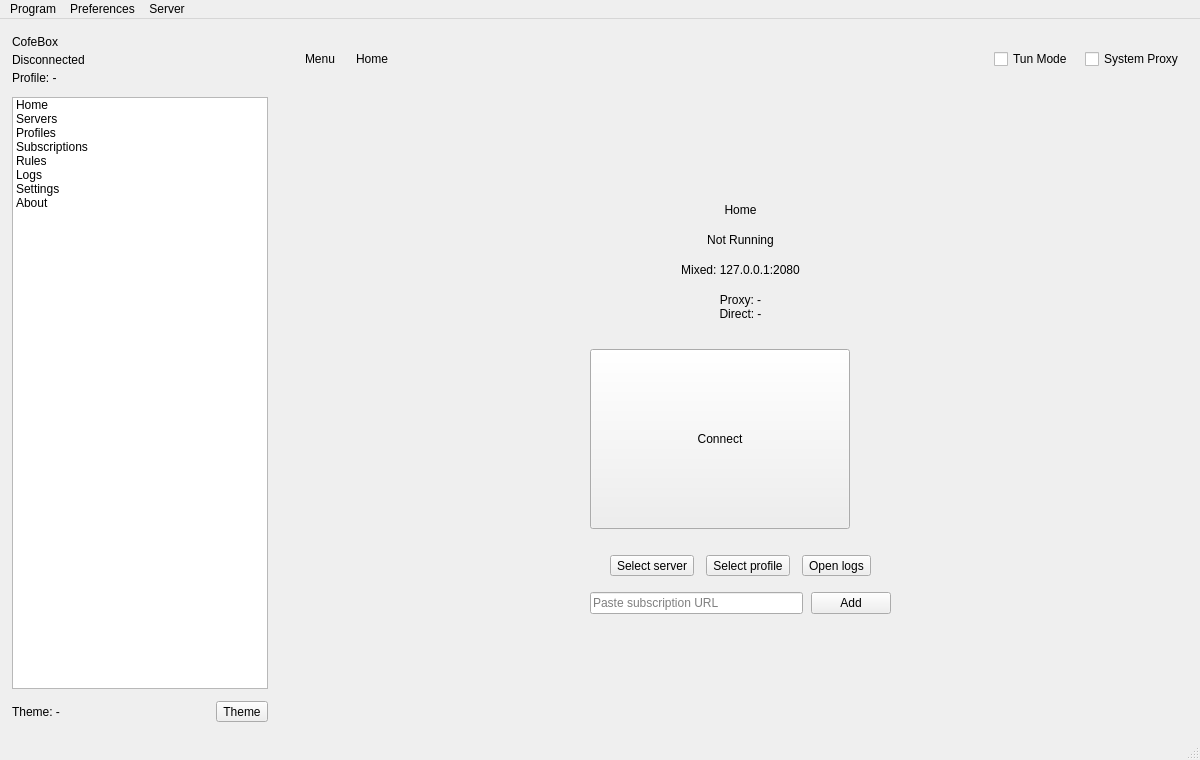
cofedish/cofe-nekobox, file ui/mainwindow.ui: the form before one commit.
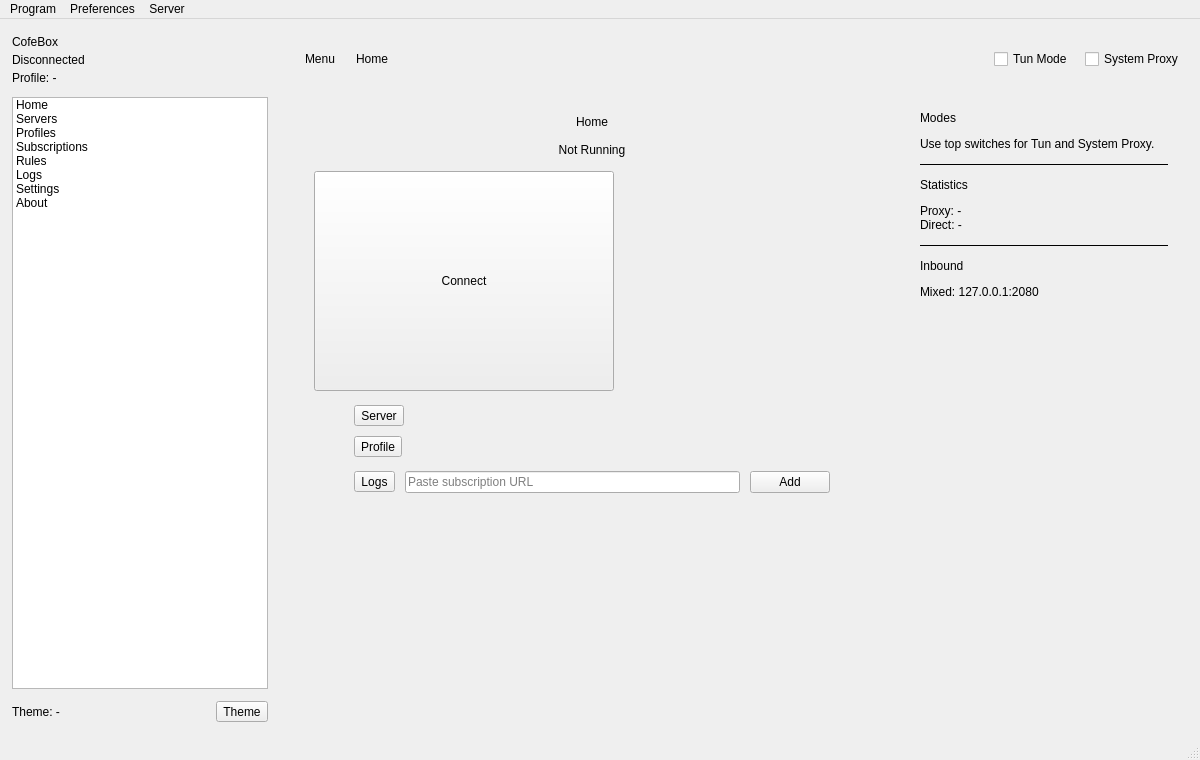
The form after the commit. Custom widgets are drawn as their Qt base class.

Commit message: feat(ui): redesign main window across all built-in themes

Diff of the .ui file:
```diff
--- a/ui/mainwindow.ui
+++ b/ui/mainwindow.ui
@@ -378,7 +378,7 @@
           <number>0</number>
          </property>
          <widget class="QWidget" name="page_home">
-          <layout class="QVBoxLayout" name="homeLayout">
+          <layout class="QHBoxLayout" name="homeRootLayout" stretch="7,3">
            <property name="spacing">
             <number>16</number>
            </property>
@@ -395,72 +395,25 @@
             <number>0</number>
            </property>
            <item>
-            <spacer name="home_top_spacer">
-             <property name="orientation">
-              <enum>Qt::Vertical</enum>
-             </property>
-             <property name="sizeHint" stdset="0">
-              <size>
-               <width>20</width>
-               <height>80</height>
-              </size>
-             </property>
-            </spacer>
-           </item>
-           <item>
-            <widget class="QWidget" name="home_center_row" native="true">
-             <layout class="QHBoxLayout" name="homeCenterRowLayout">
-              <property name="leftMargin">
-               <number>0</number>
-              </property>
-              <property name="topMargin">
-               <number>0</number>
-              </property>
-              <property name="rightMargin">
-               <number>0</number>
-              </property>
-              <property name="bottomMargin">
-               <number>0</number>
-              </property>
-              <property name="spacing">
-               <number>0</number>
-              </property>
-              <item>
-               <spacer name="home_center_left_spacer">
-                <property name="orientation">
-                 <enum>Qt::Horizontal</enum>
-                </property>
-                <property name="sizeHint" stdset="0">
-                 <size>
-                  <width>40</width>
-                  <height>20</height>
-                 </size>
-                </property>
-               </spacer>
-              </item>
-              <item>
-                <widget class="QWidget" name="home_center" native="true">
-                 <property name="sizePolicy">
-                  <sizepolicy hsizetype="Expanding" vsizetype="Preferred">
-                   <horstretch>0</horstretch>
-                   <verstretch>0</verstretch>
-                  </sizepolicy>
+            <widget class="QFrame" name="home_center_panel">
+             <property name="frameShape">
+              <enum>QFrame::NoFrame</enum>
                  </property>
                   <layout class="QVBoxLayout" name="homeCenterLayout">
                  <property name="spacing">
-                  <number>16</number>
+               <number>14</number>
                  </property>
                  <property name="leftMargin">
-                  <number>0</number>
+               <number>18</number>
                  </property>
                  <property name="topMargin">
-                  <number>0</number>
+               <number>20</number>
                  </property>
                  <property name="rightMargin">
-                  <number>0</number>
+               <number>18</number>
                  </property>
                  <property name="bottomMargin">
-                  <number>0</number>
+               <number>20</number>
                  </property>
                  <item>
                   <widget class="QLabel" name="home_title">
@@ -482,40 +435,6 @@
                    </property>
                   </widget>
                  </item>
-                 <item>
-                  <widget class="QLabel" name="label_inbound">
-                   <property name="text">
-                    <string>Mixed: 127.0.0.1:2080</string>
-                   </property>
-                   <property name="alignment">
-                    <set>Qt::AlignHCenter|Qt::AlignVCenter</set>
-                   </property>
-                  </widget>
-                 </item>
-                 <item>
-                  <widget class="QLabel" name="label_speed">
-                   <property name="text">
-                    <string>Proxy: -
-Direct: -</string>
-                   </property>
-                   <property name="alignment">
-                    <set>Qt::AlignHCenter|Qt::AlignVCenter</set>
-                   </property>
-                  </widget>
-                 </item>
-                 <item>
-                  <spacer name="home_button_spacer">
-                   <property name="orientation">
-                    <enum>Qt::Vertical</enum>
-                   </property>
-                   <property name="sizeHint" stdset="0">
-                    <size>
-                     <width>20</width>
-                     <height>12</height>
-                    </size>
-                   </property>
-                  </spacer>
-                 </item>
                  <item>
                   <widget class="ConnectButton" name="home_connect_button">
                     <property name="text">
@@ -523,66 +442,40 @@
                     </property>
                     <property name="minimumSize">
                      <size>
-                      <width>180</width>
-                      <height>180</height>
+                  <width>220</width>
+                  <height>220</height>
                      </size>
                     </property>
                     <property name="maximumSize">
                      <size>
-                      <width>260</width>
-                      <height>260</height>
+                  <width>300</width>
+                  <height>300</height>
                      </size>
                     </property>
                    </widget>
                  </item>
                  <item>
-                  <spacer name="home_actions_spacer">
-                   <property name="orientation">
-                    <enum>Qt::Vertical</enum>
-                   </property>
-                   <property name="sizeHint" stdset="0">
-                    <size>
-                     <width>20</width>
-                     <height>10</height>
-                    </size>
-                   </property>
-                  </spacer>
-                 </item>
-                 <item>
-                 <widget class="QWidget" name="home_actions" native="true">
-                  <layout class="QHBoxLayout" name="homeActionsLayout">
+               <widget class="QWidget" name="home_cards" native="true">
+                <layout class="QVBoxLayout" name="homeCardsLayout">
+                 <property name="spacing">
+                  <number>10</number>
+                 </property>
                     <property name="leftMargin">
-                     <number>0</number>
+                  <number>40</number>
                     </property>
                     <property name="topMargin">
                      <number>0</number>
                     </property>
                     <property name="rightMargin">
-                     <number>0</number>
+                  <number>40</number>
                     </property>
                     <property name="bottomMargin">
                      <number>0</number>
                     </property>
-                    <property name="spacing">
-                     <number>12</number>
-                    </property>
-                    <item>
-                     <spacer name="home_actions_left_spacer">
-                      <property name="orientation">
-                       <enum>Qt::Horizontal</enum>
-                      </property>
-                      <property name="sizeHint" stdset="0">
-                       <size>
-                        <width>20</width>
-                        <height>20</height>
-                       </size>
-                      </property>
-                     </spacer>
-                    </item>
                     <item>
                      <widget class="QToolButton" name="home_select_server">
                       <property name="text">
-                       <string>Select server</string>
+                    <string>Server</string>
                       </property>
                       <property name="toolButtonStyle">
                        <enum>Qt::ToolButtonTextBesideIcon</enum>
@@ -592,36 +485,13 @@
                     <item>
                      <widget class="QToolButton" name="home_select_profile">
                       <property name="text">
-                       <string>Select profile</string>
+                    <string>Profile</string>
                       </property>
                       <property name="toolButtonStyle">
                        <enum>Qt::ToolButtonTextBesideIcon</enum>
                       </property>
                      </widget>
                     </item>
-                    <item>
-                     <widget class="QToolButton" name="home_open_logs">
-                      <property name="text">
-                       <string>Open logs</string>
-                      </property>
-                      <property name="toolButtonStyle">
-                       <enum>Qt::ToolButtonTextBesideIcon</enum>
-                      </property>
-                     </widget>
-                    </item>
-                    <item>
-                     <spacer name="home_actions_right_spacer">
-                      <property name="orientation">
-                       <enum>Qt::Horizontal</enum>
-                      </property>
-                      <property name="sizeHint" stdset="0">
-                       <size>
-                        <width>20</width>
-                        <height>20</height>
-                       </size>
-                      </property>
-                     </spacer>
-                    </item>
                   </layout>
                  </widget>
                 </item>
@@ -629,20 +499,30 @@
                  <widget class="QWidget" name="home_add_row" native="true">
                   <layout class="QHBoxLayout" name="homeAddRowLayout">
                    <property name="leftMargin">
-                    <number>0</number>
+                  <number>40</number>
                    </property>
                    <property name="topMargin">
                     <number>0</number>
                    </property>
                    <property name="rightMargin">
-                    <number>0</number>
+                  <number>40</number>
                    </property>
                    <property name="bottomMargin">
                     <number>0</number>
                    </property>
                    <property name="spacing">
-                    <number>8</number>
-                   </property>
+                  <number>10</number>
+                 </property>
+                 <item>
+                  <widget class="QToolButton" name="home_open_logs">
+                   <property name="text">
+                    <string>Logs</string>
+                   </property>
+                   <property name="toolButtonStyle">
+                    <enum>Qt::ToolButtonTextBesideIcon</enum>
+                   </property>
+                  </widget>
+                 </item>
                    <item>
                     <widget class="QLineEdit" name="home_sub_url">
                      <property name="placeholderText">
@@ -663,17 +543,14 @@
                   </layout>
                  </widget>
                 </item>
-                </layout>
-               </widget>
-              </item>
               <item>
-               <spacer name="home_center_right_spacer">
+               <spacer name="home_center_spacer_bottom">
                 <property name="orientation">
-                 <enum>Qt::Horizontal</enum>
+                 <enum>Qt::Vertical</enum>
                 </property>
                 <property name="sizeHint" stdset="0">
                  <size>
-                  <width>40</width>
+                  <width>20</width>
                   <height>20</height>
                  </size>
                 </property>
@@ -683,17 +560,125 @@
             </widget>
            </item>
            <item>
-            <spacer name="home_bottom_spacer">
+            <widget class="QFrame" name="home_side_panel">
+             <property name="minimumSize">
+              <size>
+               <width>280</width>
+               <height>0</height>
+              </size>
+             </property>
+             <property name="maximumSize">
+              <size>
+               <width>360</width>
+               <height>16777215</height>
+              </size>
+             </property>
+             <property name="frameShape">
+              <enum>QFrame::NoFrame</enum>
+             </property>
+             <layout class="QVBoxLayout" name="homeSideLayout">
+              <property name="spacing">
+               <number>12</number>
+              </property>
+              <property name="leftMargin">
+               <number>16</number>
+              </property>
+              <property name="topMargin">
+               <number>16</number>
+              </property>
+              <property name="rightMargin">
+               <number>16</number>
+              </property>
+              <property name="bottomMargin">
+               <number>16</number>
+              </property>
+              <item>
+               <widget class="QLabel" name="home_modes_title">
+                <property name="text">
+                 <string>Modes</string>
+                </property>
+               </widget>
+              </item>
+              <item>
+               <widget class="QLabel" name="home_modes_text">
+                <property name="text">
+                 <string>Use top switches for Tun and System Proxy.</string>
+                </property>
+                <property name="wordWrap">
+                 <bool>true</bool>
+                </property>
+               </widget>
+              </item>
+              <item>
+               <widget class="QFrame" name="home_side_sep_1">
+                <property name="frameShape">
+                 <enum>QFrame::HLine</enum>
+                </property>
+                <property name="frameShadow">
+                 <enum>QFrame::Plain</enum>
+                </property>
+               </widget>
+              </item>
+              <item>
+               <widget class="QLabel" name="home_stats_title">
+                <property name="text">
+                 <string>Statistics</string>
+                </property>
+               </widget>
+              </item>
+              <item>
+               <widget class="QLabel" name="label_speed">
+                <property name="text">
+                 <string>Proxy: -
+Direct: -</string>
+                </property>
+                <property name="alignment">
+                 <set>Qt::AlignLeading|Qt::AlignLeft|Qt::AlignTop</set>
+                </property>
+               </widget>
+              </item>
+              <item>
+               <widget class="QFrame" name="home_side_sep_2">
+                <property name="frameShape">
+                 <enum>QFrame::HLine</enum>
+                </property>
+                <property name="frameShadow">
+                 <enum>QFrame::Plain</enum>
+                </property>
+               </widget>
+              </item>
+              <item>
+               <widget class="QLabel" name="home_inbound_title">
+                <property name="text">
+                 <string>Inbound</string>
+                </property>
+               </widget>
+              </item>
+              <item>
+               <widget class="QLabel" name="label_inbound">
+                <property name="text">
+                 <string>Mixed: 127.0.0.1:2080</string>
+                </property>
+                <property name="wordWrap">
+                 <bool>true</bool>
+                </property>
+               </widget>
+              </item>
+              <item>
+               <spacer name="home_side_spacer_bottom">
              <property name="orientation">
               <enum>Qt::Vertical</enum>
              </property>
              <property name="sizeHint" stdset="0">
               <size>
                <width>20</width>
-               <height>80</height>
+                  <height>120</height>
               </size>
              </property>
             </spacer>
+              </item>
+             </layout>
+            </widget>
            </item>
           </layout>
          </widget>
```
Lines whose indentation alone changed are shown as unchanged. The commit also changes 7 other files.
